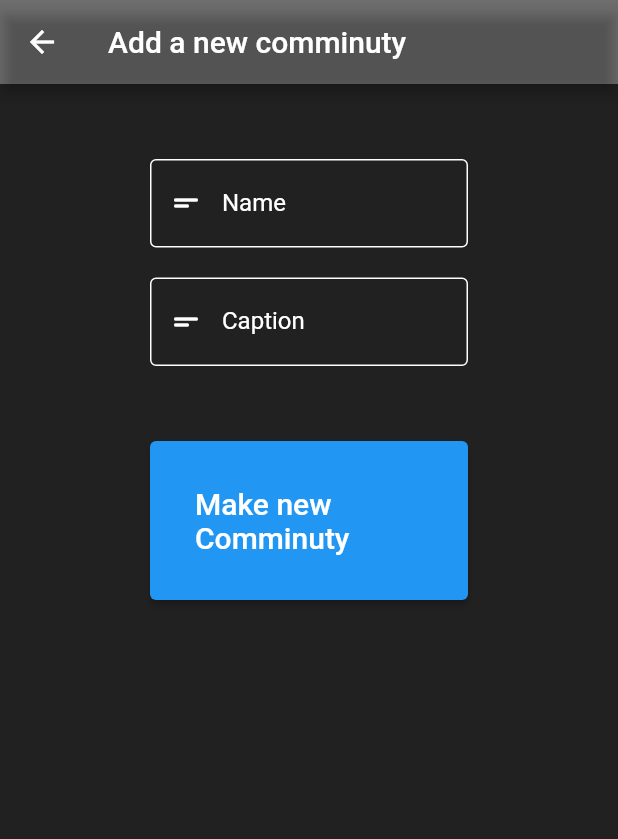
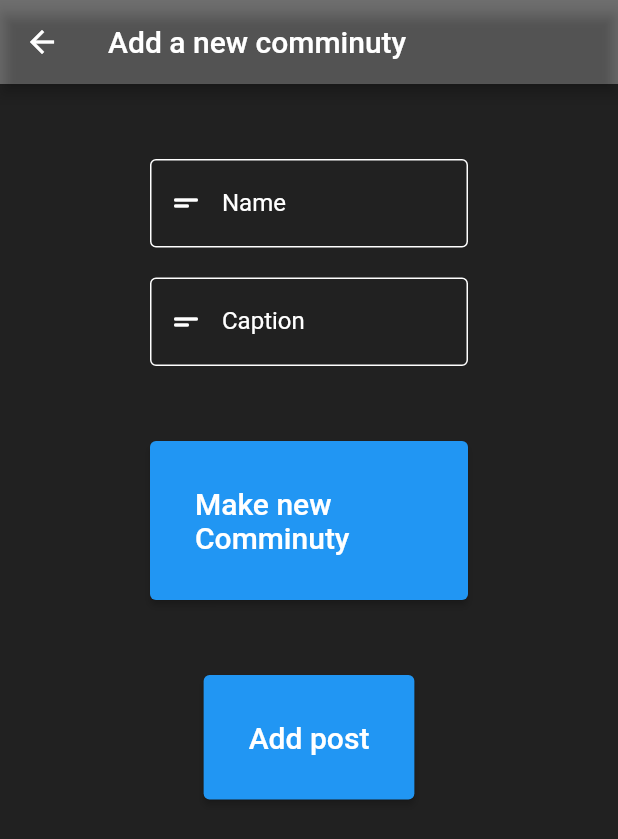
Before and after one commit to MohammadHuseyn/Reddit-SBU, a Flutter app: the AddComminuty screen opened directly with sample values from the repository, on a phone screen of 412 x 824 dp. Shown: the top 839 px of the screen. Run offline on Flutter 3.47's test engine with Material 2 defaults, Android fonts, the phone set to English and light mode, and no system bars; our stand-ins replace file_picker; missing offline and left inert: dart:html, firebase_auth_web, firebase_core_web, google_sign_in_web; accounts and stored records are empty.

Commit message:
adding button navigator to each page

```diff
--- a/lib/bottomSwitcher/addComminuty.dart
+++ b/lib/bottomSwitcher/addComminuty.dart
@@ -140,6 +140,13 @@ class _AddComminutyState extends State<AddComminuty> {
                   },
                   style: ElevatedButton.styleFrom(padding: EdgeInsets.all(30)),
                   child: Text("Make new Comminuty",style: TextStyle(fontSize: 20),)),
+              SizedBox(height: 50,),
+              ElevatedButton(
+                  onPressed: () {
+                   Navigator.push(context, MaterialPageRoute(builder: (context) => AddPost()));
+                  },
+                  style: ElevatedButton.styleFrom(padding: EdgeInsets.all(30)),
+                  child: Text("Add post",style: TextStyle(fontSize: 20),)),
             ],
           ),
         ),
```
Also changed, not shown: lib/bottomSwitcher/addPost.dart (+8 -0 lines).
